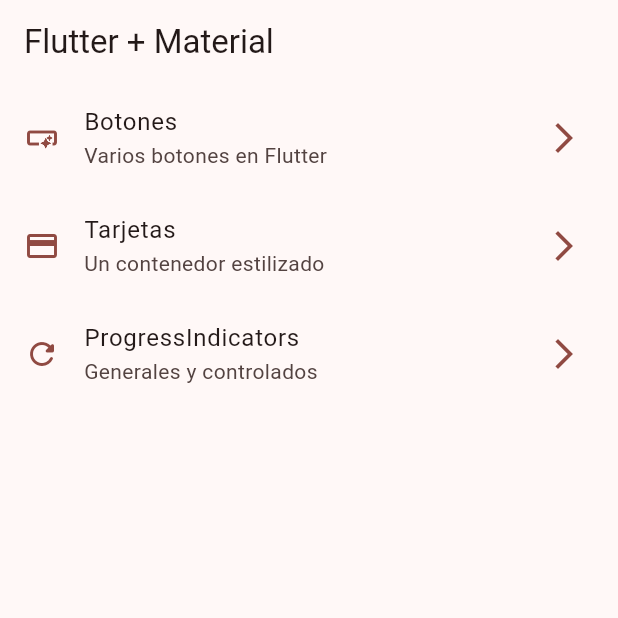
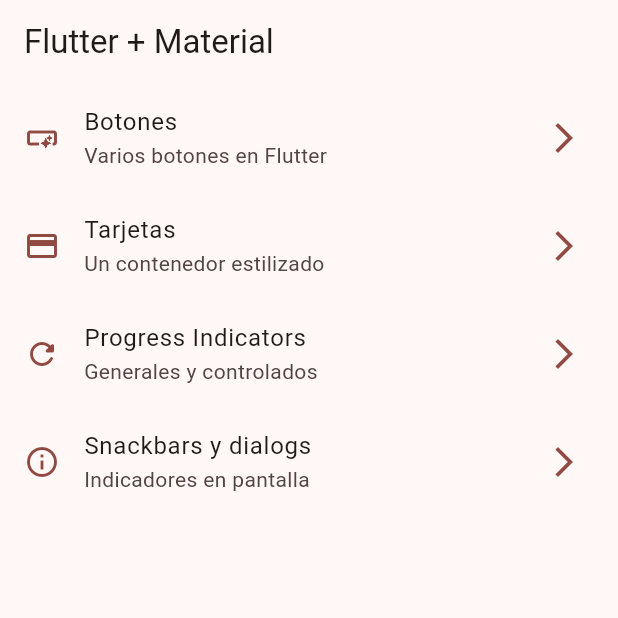
Before and after one commit to FDQM/widgets_app, a Flutter app: the screen it shows after launch, on a phone screen of 412 x 824 dp, the top half of it. Run offline on Flutter 3.47's test engine with Material 3 defaults, Android fonts, the phone set to English and light mode, and no system bars; our stand-ins replace go_router.

Commit message:
snackbars dialogs terminados

```diff
--- a/lib/config/menu/menu_items.dart
+++ b/lib/config/menu/menu_items.dart
@@ -25,8 +25,13 @@ const appMenuItems = <MenuItem>[
       link: '/cards',
       icon: Icons.credit_card),
   MenuItem(
-      title: 'ProgressIndicators',
+      title: 'Progress Indicators',
       subTitle: 'Generales y controlados',
       link: '/progress',
-      icon: Icons.refresh_rounded)
+      icon: Icons.refresh_rounded),
+       MenuItem(
+      title: 'Snackbars y dialogs',
+      subTitle: 'Indicadores en pantalla',
+      link: '/snackbars',
+      icon: Icons.info_outline)
 ];
--- a/lib/config/router/app_router.dart
+++ b/lib/config/router/app_router.dart
@@ -24,5 +24,10 @@ final appRouter = GoRouter(
       name: ProgressScreen.name,
       builder: (context, state) => const ProgressScreen(),
     ),
+     GoRoute(
+      path: '/snackbars',
+      name: SnackbarScreen.name,
+      builder: (context, state) => const SnackbarScreen(),
+    ),
   ],
 );
--- a/lib/main.dart
+++ b/lib/main.dart
@@ -12,6 +12,7 @@ class MainApp extends StatelessWidget {
   @override
   Widget build(BuildContext context) {
     return  MaterialApp.router(
+      title: 'Flutter Widgets',
       routerConfig: appRouter,
       debugShowCheckedModeBanner: false,
       theme: AppTheme(selectedColor: 3).geteTheme(),
```
Also changed, not shown: lib/presentation/screens/snackbar/snackbar_screen.dart (+57 -2 lines).
